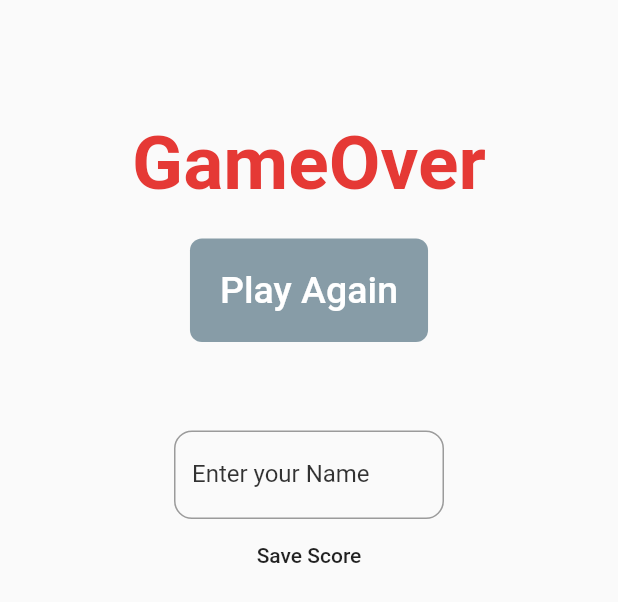
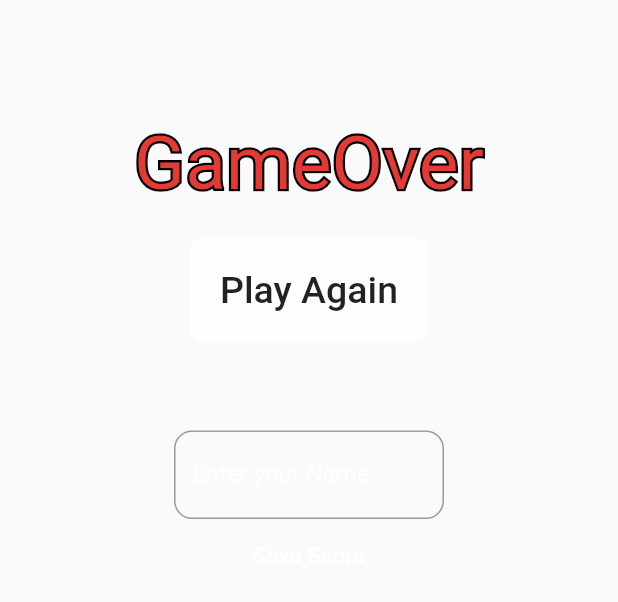
Before and after one commit to aviv187/shapeGame, a Flutter app: the GameOverButton widget shown alone on an empty page, opened directly with empty values, on a phone screen of 412 x 824 dp. Shown: the top 602 px of the screen. Run offline on Flutter 3.47's test engine with Material 2 defaults, Android fonts, the phone set to English and light mode, and no system bars; our stand-ins replace sqflite; accounts and stored records are empty.

Commit message:
making the gameOver button a little bit nicer

```diff
--- a/lib/screens/board.dart
+++ b/lib/screens/board.dart
@@ -1,4 +1,5 @@
 import 'package:flutter/material.dart';
+import 'package:flutter/services.dart';
 import 'package:shapeGame/widgets/BoardTiles.dart';
 
 import '../widgets/BoardTile.dart';
@@ -106,7 +107,15 @@ class _BoardState extends State<Board> {
                 // game over buttom
                 gameOver
                     ? GameOverButton(
-                        restartGame: () {},
+                        restartGame: () {
+                          HapticFeedback.heavyImpact();
+                          Navigator.of(context).pushReplacement(
+                            MaterialPageRoute(
+                              fullscreenDialog: true,
+                              builder: (context) => Board(),
+                            ),
+                          );
+                        },
                         gameScore: score.toString(),
                       )
                     : Container(),
--- a/lib/widgets/gameOverButton.dart
+++ b/lib/widgets/gameOverButton.dart
@@ -1,4 +1,5 @@
 import 'package:flutter/material.dart';
+import 'package:flutter/services.dart';
 
 import '../helpers/database.dart';
 
@@ -34,35 +35,48 @@ class _GameOverButtonState extends State<GameOverButton> {
       child: Column(
         children: <Widget>[
           SizedBox(height: 80),
-          Text(
-            'GameOver',
-            style: TextStyle(
-              fontSize: 50,
-              fontWeight: FontWeight.bold,
-              color: Colors.red.shade600,
-            ),
+          Stack(
+            children: <Widget>[
+              // Stroked text as border.
+              Text(
+                'GameOver',
+                style: TextStyle(
+                  fontSize: 50,
+                  foreground: Paint()
+                    ..style = PaintingStyle.stroke
+                    ..strokeWidth = 3
+                    ..color = Colors.black,
+                ),
+              ),
+              // Solid text as fill.
+              Text(
+                'GameOver',
+                style: TextStyle(
+                  fontSize: 50,
+                  color: Colors.red[600],
+                ),
+              ),
+            ],
           ),
           SizedBox(height: 20),
           FlatButton(
             padding: EdgeInsets.all(0),
-            highlightColor: Colors.blueGrey,
+            highlightColor: Colors.white,
             child: Container(
               padding: EdgeInsets.all(20),
               decoration: BoxDecoration(
                 borderRadius: BorderRadius.all(Radius.circular(8.0)),
-                color: Colors.blueGrey.withOpacity(0.75),
+                color: Colors.white.withOpacity(0.7),
               ),
               child: Text(
                 'Play Again',
                 style: TextStyle(
                   fontSize: 25,
-                  color: Colors.white,
                 ),
               ),
             ),
             onPressed: () async {
-              // Navigator.pop(context);
-
+              widget.restartGame();
               canSave = false;
             },
           ),
@@ -72,12 +86,13 @@ class _GameOverButtonState extends State<GameOverButton> {
             style: TextStyle(
               fontWeight: FontWeight.bold,
               fontSize: 16,
+              color: Colors.white,
             ),
           ),
           SizedBox(height: 20),
           Container(
             width: 180,
-            child: TextFormField(
+            child: TextField(
               controller: _textEditingController,
               decoration: InputDecoration(
                 labelText: 'Enter your Name',
@@ -87,15 +102,23 @@ class _GameOverButtonState extends State<GameOverButton> {
                   ),
                 ),
                 labelStyle: TextStyle(
-                  color: Colors.black.withOpacity(0.8),
+                  color: Colors.white.withOpacity(0.8),
                 ),
               ),
             ),
           ),
           FlatButton(
-            child: Text('Save Score'),
+            child: Text(
+              'Save Score',
+              style: TextStyle(
+                color: Colors.white,
+                fontSize: 15,
+              ),
+            ),
             onPressed: canSave
                 ? () async {
+                    HapticFeedback.heavyImpact();
+
                     if (_textEditingController.text == '') {
                       _insert('player', widget.gameScore);
                     } else {
```
